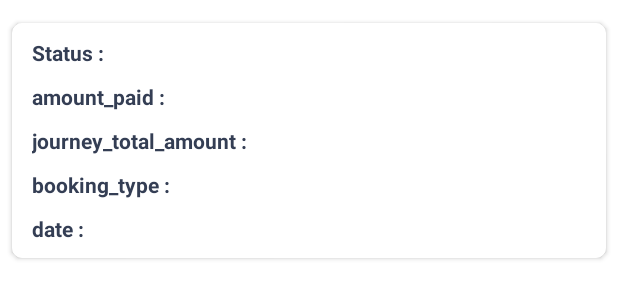
After one commit to soumoq/Relax-India-Android, an Android app: the layout recycler_transaction_list.xml on its own in the app's theme, with its tools: preview values and no code run, on a phone screen of 412 x 824 dp. The commit adds this screen. Shown: the top 300 px of the screen. Run offline under Robolectric (Android 15) with nearby library versions, the phone set to English and light mode, and no system bars; network calls fail.

Commit message:
Implement transaction list

```diff
--- /dev/null
+++ b/app/src/main/res/layout/recycler_transaction_list.xml
@@ -0,0 +1,82 @@
+<?xml version="1.0" encoding="utf-8"?>
+<androidx.cardview.widget.CardView xmlns:android="http://schemas.android.com/apk/res/android"
+    xmlns:app="http://schemas.android.com/apk/res-auto"
+    android:id="@+id/recycler_library_item_layout"
+    android:layout_width="match_parent"
+    android:layout_height="wrap_content"
+    android:layout_marginLeft="8dp"
+    android:layout_marginTop="15dp"
+    android:layout_marginRight="8dp"
+    android:layout_marginBottom="5dp"
+    android:background="@color/light_light_gray"
+    android:orientation="vertical"
+    app:cardCornerRadius="7dp">
+
+    <LinearLayout
+        android:layout_width="match_parent"
+        android:layout_height="match_parent"
+        android:background="@color/white"
+        android:orientation="vertical">
+
+        <TextView
+            android:id="@+id/transaction_status"
+            android:layout_width="wrap_content"
+            android:layout_height="wrap_content"
+            android:layout_marginLeft="13dp"
+            android:layout_marginTop="10dp"
+            android:layout_marginRight="13dp"
+            android:text="Status : "
+            android:textColor="@color/black"
+            android:textStyle="bold" />
+
+        <TextView
+            android:id="@+id/transaction_amount_paid"
+            android:layout_width="wrap_content"
+            android:layout_height="wrap_content"
+            android:layout_marginLeft="13dp"
+            android:layout_marginTop="10dp"
+            android:layout_marginRight="13dp"
+            android:text="amount_paid : "
+            android:textColor="@color/black"
+            android:textStyle="bold" />
+
+        <TextView
+            android:id="@+id/transaction_journey_total_amount"
+            android:layout_width="wrap_content"
+            android:layout_height="wrap_content"
+            android:layout_marginLeft="13dp"
+            android:layout_marginTop="10dp"
+            android:layout_marginRight="13dp"
+            android:text="journey_total_amount : "
+            android:textColor="@color/black"
+            android:textStyle="bold" />
+
+
+        <TextView
+            android:id="@+id/transaction_booking_type"
+            android:layout_width="wrap_content"
+            android:layout_height="wrap_content"
+            android:layout_marginLeft="13dp"
+            android:layout_marginTop="10dp"
+            android:layout_marginRight="13dp"
+            android:text="booking_type : "
+            android:textColor="@color/black"
+            android:textStyle="bold" />
+
+        <TextView
+            android:id="@+id/transaction_date"
+            android:layout_width="wrap_content"
+            android:layout_height="wrap_content"
+            android:layout_marginLeft="13dp"
+            android:layout_marginTop="10dp"
+            android:layout_marginRight="13dp"
+            android:layout_marginBottom="10dp"
+            android:text="date : "
+            android:textColor="@color/black"
+            android:textStyle="bold" />
+
+
+    </LinearLayout>
+
+
+</androidx.cardview.widget.CardView>
```
Also changed, not shown: app/src/main/java/org/relaxindia/view/activity/TransactionsActivity.kt (+6 -1 lines), app/src/main/java/org/relaxindia/view/recyclerView/TransactionListAdapter.kt (added, +66 -0 lines), app/src/main/res/layout/activity_transactions.xml (+10 -0 lines).
